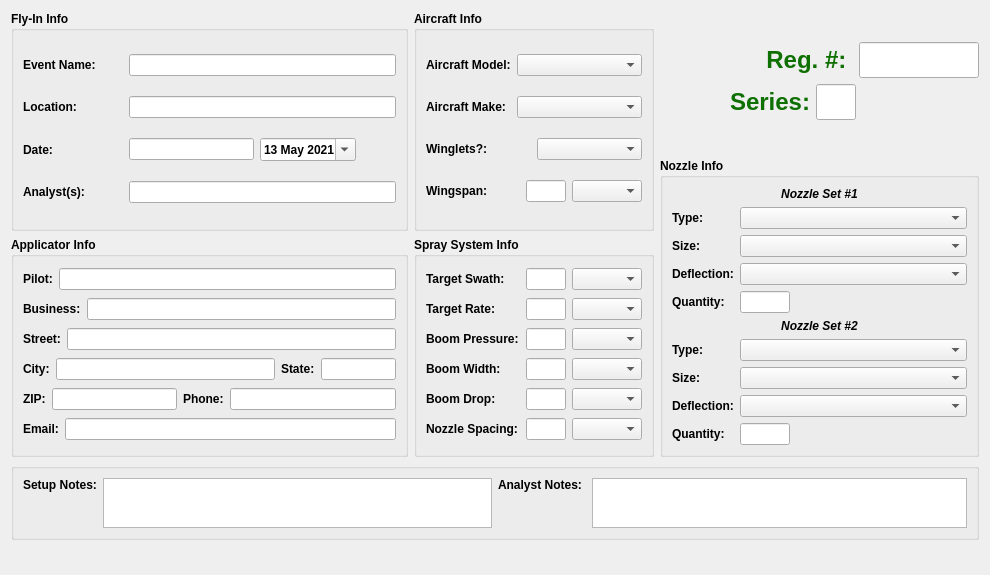
Qt form accupatt/windows/ui/seriesInfo.ui (gill14/AccuPatt) before a commit.
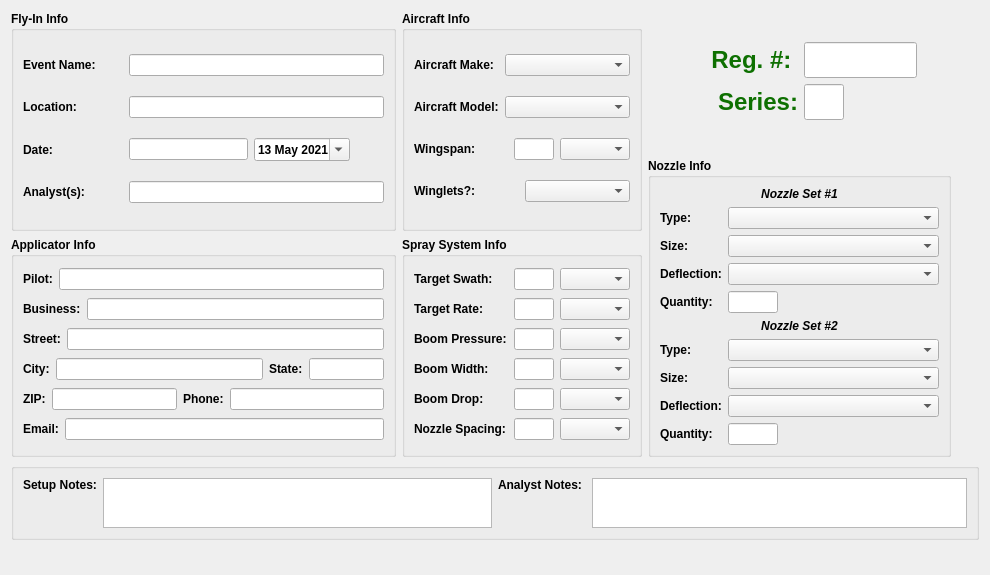
The same form after that commit.

Commit message: New Series - New Acft, Retain Flyin Info

What changed in the file:
```diff
--- a/accupatt/windows/ui/seriesInfo.ui
+++ b/accupatt/windows/ui/seriesInfo.ui
@@ -228,6 +228,30 @@
           <string>Aircraft Info</string>
          </property>
          <layout class="QVBoxLayout" name="verticalLayout_5">
+          <item>
+           <layout class="QHBoxLayout" name="horizontalLayout_10">
+            <item>
+             <widget class="QLabel" name="label_7">
+              <property name="text">
+               <string>Aircraft Make:</string>
+              </property>
+             </widget>
+            </item>
+            <item>
+             <widget class="QComboBox" name="comboBoxMake">
+              <property name="minimumSize">
+               <size>
+                <width>125</width>
+                <height>0</height>
+               </size>
+              </property>
+              <property name="sizeAdjustPolicy">
+               <enum>QComboBox::AdjustToMinimumContentsLength</enum>
+              </property>
+             </widget>
+            </item>
+           </layout>
+          </item>
           <item>
            <layout class="QHBoxLayout" name="horizontalLayout_25">
             <item>
@@ -264,54 +288,6 @@
             </item>
            </layout>
           </item>
-          <item>
-           <layout class="QHBoxLayout" name="horizontalLayout_10">
-            <item>
-             <widget class="QLabel" name="label_7">
-              <property name="text">
-               <string>Aircraft Make:</string>
-              </property>
-             </widget>
-            </item>
-            <item>
-             <widget class="QComboBox" name="comboBoxMake">
-              <property name="minimumSize">
-               <size>
-                <width>125</width>
-                <height>0</height>
-               </size>
-              </property>
-              <property name="sizeAdjustPolicy">
-               <enum>QComboBox::AdjustToMinimumContentsLength</enum>
-              </property>
-             </widget>
-            </item>
-           </layout>
-          </item>
-          <item>
-           <layout class="QHBoxLayout" name="horizontalLayout_15">
-            <item>
-             <widget class="QLabel" name="label_9">
-              <property name="text">
-               <string>Winglets?:</string>
-              </property>
-             </widget>
-            </item>
-            <item>
-             <widget class="QComboBox" name="comboBoxWinglets">
-              <property name="sizePolicy">
-               <sizepolicy hsizetype="Preferred" vsizetype="Fixed">
-                <horstretch>0</horstretch>
-                <verstretch>0</verstretch>
-               </sizepolicy>
-              </property>
-              <property name="sizeAdjustPolicy">
-               <enum>QComboBox::AdjustToContents</enum>
-              </property>
-             </widget>
-            </item>
-           </layout>
-          </item>
           <item>
            <layout class="QHBoxLayout" name="horizontalLayout_12">
             <item>
@@ -364,6 +340,30 @@
             </item>
            </layout>
           </item>
+          <item>
+           <layout class="QHBoxLayout" name="horizontalLayout_15">
+            <item>
+             <widget class="QLabel" name="label_9">
+              <property name="text">
+               <string>Winglets?:</string>
+              </property>
+             </widget>
+            </item>
+            <item>
+             <widget class="QComboBox" name="comboBoxWinglets">
+              <property name="sizePolicy">
+               <sizepolicy hsizetype="Preferred" vsizetype="Fixed">
+                <horstretch>0</horstretch>
+                <verstretch>0</verstretch>
+               </sizepolicy>
+              </property>
+              <property name="sizeAdjustPolicy">
+               <enum>QComboBox::AdjustToContents</enum>
+              </property>
+             </widget>
+            </item>
+           </layout>
+          </item>
          </layout>
         </widget>
        </item>
@@ -946,6 +946,19 @@
            </property>
           </widget>
          </item>
+         <item>
+          <spacer name="horizontalSpacer_2">
+           <property name="orientation">
+            <enum>Qt::Horizontal</enum>
+           </property>
+           <property name="sizeHint" stdset="0">
+            <size>
+             <width>40</width>
+             <height>20</height>
+            </size>
+           </property>
+          </spacer>
+         </item>
         </layout>
        </item>
        <item>
@@ -1272,6 +1285,19 @@
        </item>
       </layout>
      </item>
+     <item>
+      <spacer name="horizontalSpacer_3">
+       <property name="orientation">
+        <enum>Qt::Horizontal</enum>
+       </property>
+       <property name="sizeHint" stdset="0">
+        <size>
+         <width>40</width>
+         <height>20</height>
+        </size>
+       </property>
+      </spacer>
+     </item>
     </layout>
    </item>
    <item>
```
The commit also changes 9 other files.
